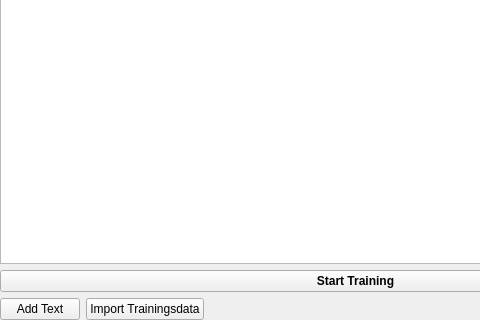
The window that simon/src/simonmodelmanagementui/trainmain.ui (KDE/simon) describes before a commit, drawn with Qt 5; both pictures show x 0 to 480 and y 123 to 443 of the 711 by 443 pixel window.
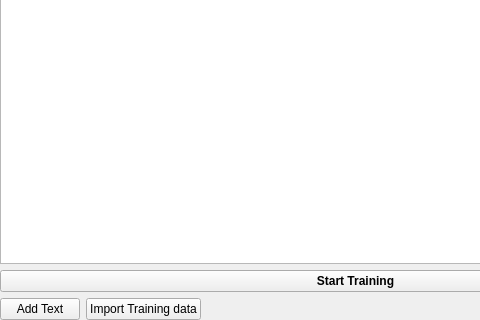
The same window after the commit. Icons and pictures are not drawn. Custom widgets are drawn as their Qt base class.

What changed in the file:
```diff
--- a/simon/src/simonmodelmanagementui/trainmain.ui
+++ b/simon/src/simonmodelmanagementui/trainmain.ui
@@ -88,7 +88,7 @@
         <string>Import Trainings-Corpuses from other simon versions</string>
        </property>
        <property name="text">
-        <string>Import Trainingsdata</string>
+        <string>Import Training data</string>
        </property>
       </widget>
      </item>
```
Left out of the diff: 4 changed lines with no effect on the pictures.
